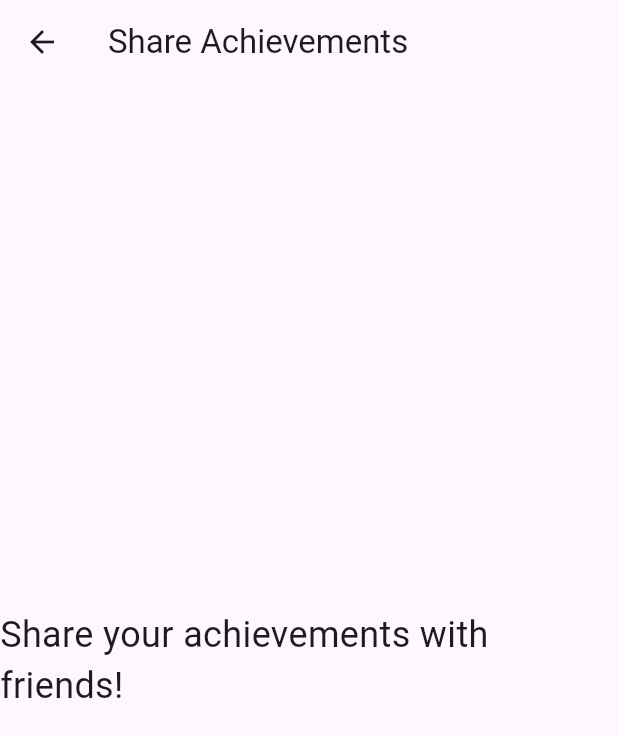
After one commit to Mauryn24/flutter_game, a Flutter app: the ShareAchievementsScreen screen opened directly, on a phone screen of 412 x 824 dp. The commit adds this screen. Shown: the top 737 px of the screen. Run offline on Flutter 3.47's test engine with Material 3 defaults, Android fonts, the phone set to English and light mode, and no system bars; our stand-ins replace fluro.

Commit message:
slutter funland

```diff
--- /dev/null
+++ b/flutter_funland/lib/share_achievements_screen.dart
@@ -0,0 +1,18 @@
+import 'package:flutter/material.dart';
+
+class ShareAchievementsScreen extends StatelessWidget {
+  @override
+  Widget build(BuildContext context) {
+    return Scaffold(
+      appBar: AppBar(
+        title: Text('Share Achievements'),
+      ),
+      body: Center(
+        child: Text(
+          'Share your achievements with friends!',
+          style: TextStyle(fontSize: 24.0),
+        ),
+      ),
+    );
+  }
+}
```
Also changed, not shown: flutter_funland/lib/main.dart (+39 -0 lines), 1 other file.
